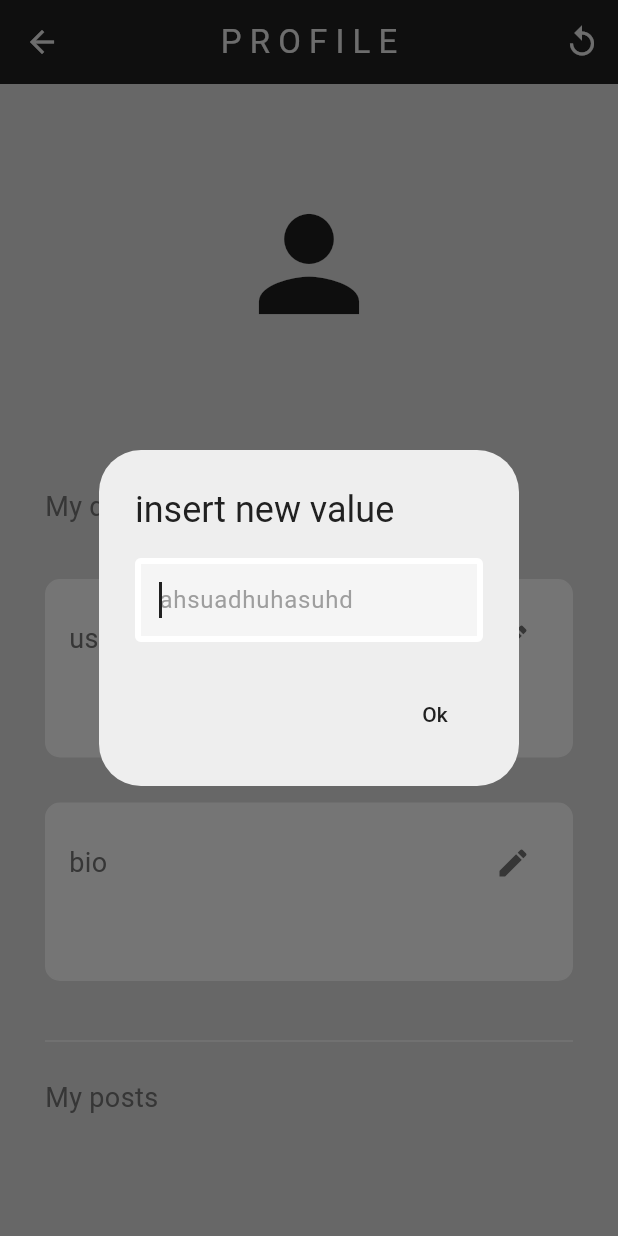
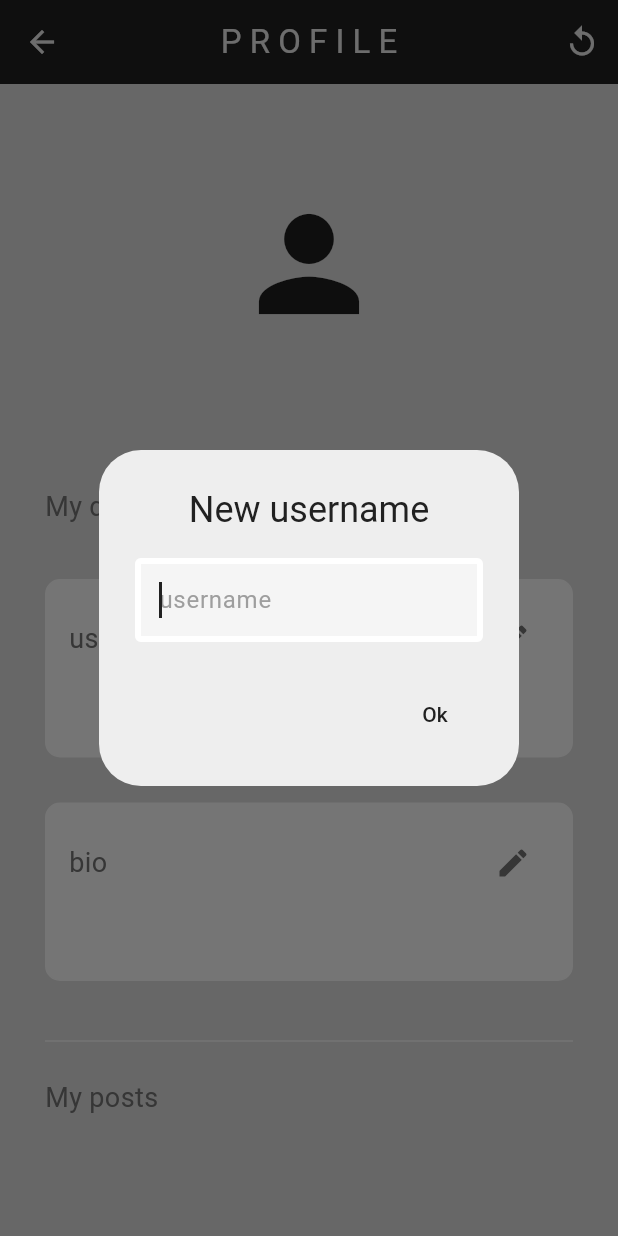
Before and after one commit to lucas-marianno/flutter_social_network_the_bottle, a Flutter app: the ProfilePage screen opened directly, after a tap on the "edit" icon, on a phone screen of 412 x 824 dp. Run offline on Flutter 3.47's test engine with Material 2 defaults, Android fonts, the phone set to English and light mode, and no system bars; our stand-ins replace cloud_firestore, firebase_auth, firebase_core; accounts and stored records are empty.

Commit message:
input dialog extracted | textfield autofocus | username getter implemented in WallPost | username ui implemented | WallPost loading animation implemented

```diff
--- a/lib/components/drawer.dart
+++ b/lib/components/drawer.dart
@@ -13,6 +13,7 @@ class MyDrawer extends StatelessWidget {
   @override
   Widget build(BuildContext context) {
     void goToPage(Widget page) {
+      Navigator.of(context).pop();
       Navigator.of(context).push(
         MaterialPageRoute(
           builder: (context) => page,
--- /dev/null
+++ b/lib/components/input_from_dialog.dart
@@ -0,0 +1,35 @@
+import 'package:flutter/material.dart';
+import 'package:the_wall/components/textfield.dart';
+
+Future<String?> getInputFromDialog(
+  BuildContext context, {
+  required String startingString,
+  required String title,
+  String? hintText,
+}) async {
+  TextEditingController controller = TextEditingController();
+  controller.text = startingString;
+
+  return await showDialog(
+    context: context,
+    builder: (context) => AlertDialog(
+      backgroundColor: Colors.grey[200],
+      title: Center(child: Text(title)),
+      content: MyTextField(
+        controller: controller,
+        hintText: hintText ?? '',
+        onSubmited: () {
+          Navigator.pop(context, controller.text);
+        },
+      ),
+      actions: [
+        TextButton(
+          onPressed: () {
+            Navigator.pop(context, controller.text);
+          },
+          child: const Text('Ok'),
+        )
+      ],
+    ),
+  );
+}
--- a/lib/components/textfield.dart
+++ b/lib/components/textfield.dart
@@ -1,19 +1,19 @@
 import 'package:flutter/material.dart';
 
-// ignore: must_be_immutable
 class MyTextField extends StatefulWidget {
-  MyTextField({
+  const MyTextField({
     super.key,
     required this.controller,
     required this.hintText,
     this.onSubmited,
     this.obscureText = false,
+    this.autofocus = true,
   });
-
   final TextEditingController controller;
   final String hintText;
   final void Function()? onSubmited;
-  bool obscureText;
+  final bool obscureText;
+  final bool autofocus;
 
   @override
   State<MyTextField> createState() => _MyTextFieldState();
@@ -25,7 +25,7 @@ class _MyTextFieldState extends State<MyTextField> {
   @override
   Widget build(BuildContext context) {
     return TextField(
-      autofocus: true,
+      autofocus: widget.autofocus,
       controller: widget.controller,
       obscureText: widget.obscureText ? !isVisible : false,
       onSubmitted: (value) => widget.onSubmited?.call(),
--- a/lib/pages/home_page.dart
+++ b/lib/pages/home_page.dart
@@ -60,10 +60,9 @@ class _HomePageState extends State<HomePage> {
                       itemCount: snapshot.data!.docs.length,
                       itemBuilder: (context, index) {
                         final post = snapshot.data!.docs[index];
-                        // TODO: add timestamp to wallpost
                         return WallPost(
                           message: post['Message'],
-                          user: post['UserEmail'],
+                          postOwnerEmail: post['UserEmail'],
                           postId: post.id,
                           likes: List<String>.from(post['Likes'] ?? []),
                         );
@@ -94,6 +93,7 @@ class _HomePageState extends State<HomePage> {
                     controller: controller,
                     hintText: 'Write your post',
                     onSubmited: postMessage,
+                    autofocus: false,
                   ),
                 ),
                 IconButton(
--- a/lib/pages/profile_page.dart
+++ b/lib/pages/profile_page.dart
@@ -1,7 +1,7 @@
 import 'package:cloud_firestore/cloud_firestore.dart';
 import 'package:firebase_auth/firebase_auth.dart';
 import 'package:flutter/material.dart';
-import 'package:the_wall/components/textfield.dart';
+import '../components/input_from_dialog.dart';
 import '../components/profile_field.dart';
 
 class ProfilePage extends StatefulWidget {
@@ -21,11 +21,9 @@ class _ProfilePageState extends State<ProfilePage> {
     var profile = await FirebaseFirestore.instance.collection('User Profile').doc(user.email).get();
 
     if (profile.exists) {
-      username = profile.data()!['username'] ?? '';
-      bio = profile.data()!['bio'] ?? '';
+      username = profile.data()!['username'];
+      bio = profile.data()!['bio'];
     } else {
-      username = user.email!.split('@')[0];
-      bio = 'start writing your bio';
       await FirebaseFirestore.instance.collection('User Profile').doc(user.email).set({
         'username': username,
         'bio': bio,
@@ -35,8 +33,14 @@ class _ProfilePageState extends State<ProfilePage> {
   }
 
   void editUsername() async {
-    final newUsername = await getNewValue(username);
-    if (newUsername == null) return;
+    final newUsername = await getInputFromDialog(
+      context,
+      title: 'New username',
+      startingString: username,
+      hintText: 'username',
+    );
+    if (newUsername == null || newUsername == username) return;
+
     await FirebaseFirestore.instance.collection('User Profile').doc(user.email).set({
       'username': newUsername,
       'bio': bio,
@@ -45,8 +49,14 @@ class _ProfilePageState extends State<ProfilePage> {
   }
 
   void editBio() async {
-    final newBio = await getNewValue(bio);
-    if (newBio == null) return;
+    final newBio = await getInputFromDialog(
+      context,
+      title: 'New bio',
+      startingString: bio,
+      hintText: 'Your new bio...',
+    );
+
+    if (newBio == null || newBio == bio) return;
     await FirebaseFirestore.instance.collection('User Profile').doc(user.email).set({
       'username': username,
       'bio': newBio,
@@ -54,36 +64,10 @@ class _ProfilePageState extends State<ProfilePage> {
     getProfileInfo();
   }
 
-  Future<String?> getNewValue(String startingString) async {
-    TextEditingController controller = TextEditingController();
-    controller.text = startingString;
-
-    return await showDialog(
-      context: context,
-      builder: (context) => AlertDialog(
-        backgroundColor: Colors.grey[200],
-        title: const Text('insert new value'),
-        content: MyTextField(
-          controller: controller,
-          hintText: 'ahsuadhuhasuhd',
-          onSubmited: () {
-            Navigator.pop(context, controller.text);
-          },
-        ),
-        actions: [
-          TextButton(
-            onPressed: () {
-              Navigator.pop(context, controller.text);
-            },
-            child: Text('Ok'),
-          )
-        ],
-      ),
-    );
-  }
-
   @override
   void initState() {
+    username = user.email!.split('@')[0];
+    bio = 'start writing your bio';
     getProfileInfo();
     super.initState();
   }
```
Also changed, not shown: lib/components/dialog_message.dart (deleted, +0 -28 lines), lib/components/show_dialog.dart (added, +12 -0 lines), lib/components/wall_post.dart (+49 -21 lines), lib/pages/login_page.dart (+2 -5 lines), lib/pages/register_page.dart (+3 -10 lines).
